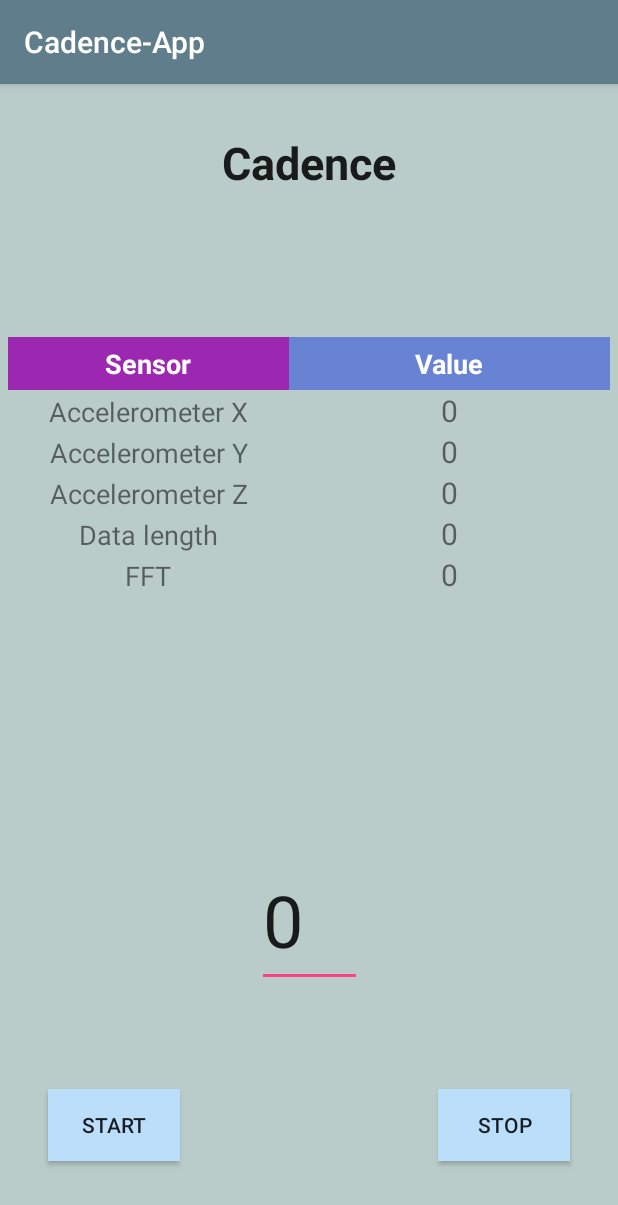
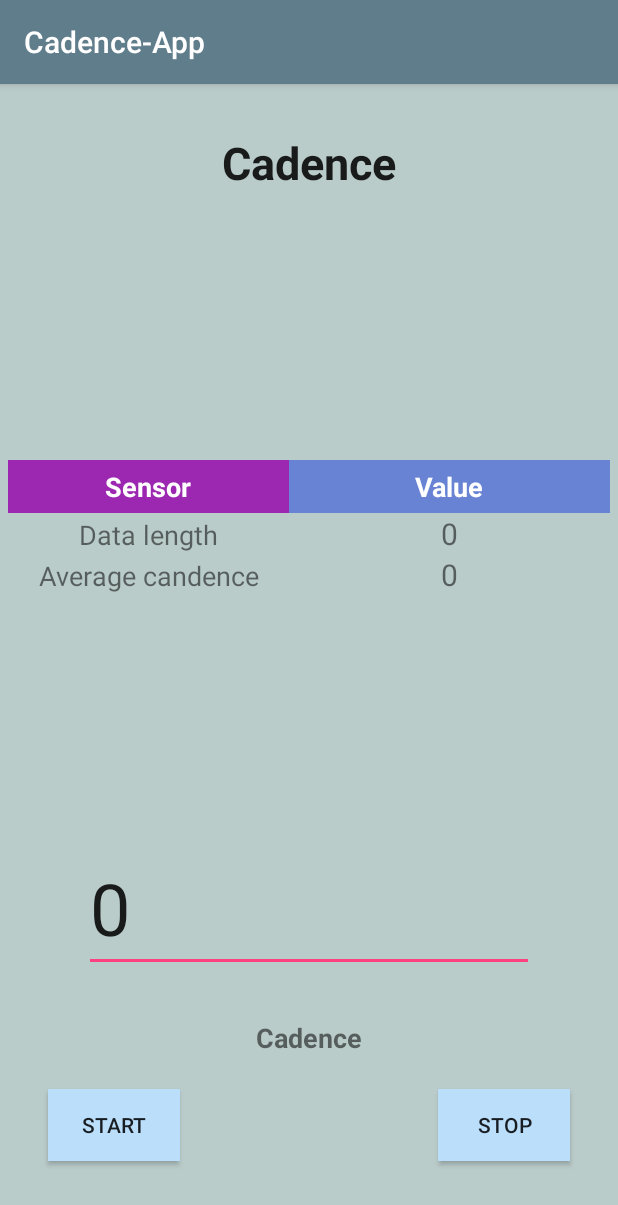
Before and after one commit to MikolajDuda/cadence-app, an Android app: the screen it shows after launch (MainActivity), on a phone screen of 412 x 824 dp. Shown: the top 1205 px of the screen. Run offline under Robolectric (Android 15) with nearby library versions, the phone set to English and light mode, and no system bars.

Commit message:
Adjust parameters to calculate proper values
Resize fft window, sampling rate etc.

```diff
--- a/app/src/main/res/layout/activity_main.xml
+++ b/app/src/main/res/layout/activity_main.xml
@@ -54,75 +54,6 @@
                 android:layout_height="wrap_content"
                 android:layout_column="1"
                 android:gravity="center"
-                android:text="Accelerometer X"
-                android:textSize="18sp" />
-
-            <TextView
-                android:id="@+id/acc_X"
-                android:layout_width="wrap_content"
-                android:layout_height="wrap_content"
-                android:layout_column="2"
-                android:gravity="center"
-                android:text="0"
-                android:textAlignment="center"
-                android:textSize="20sp" />
-        </TableRow>
-
-        <TableRow
-            android:layout_width="match_parent"
-            android:layout_height="match_parent">
-
-            <TextView
-                android:layout_width="100dp"
-                android:layout_height="wrap_content"
-                android:layout_column="1"
-                android:gravity="center"
-                android:text="Accelerometer Y"
-                android:textSize="18sp" />
-
-            <TextView
-                android:id="@+id/acc_Y"
-                android:layout_width="wrap_content"
-                android:layout_height="wrap_content"
-                android:layout_column="2"
-                android:text="0"
-                android:gravity="center"
-                android:textAlignment="center"
-                android:textSize="20sp" />
-        </TableRow>
-
-        <TableRow
-            android:layout_width="match_parent"
-            android:layout_height="match_parent">
-
-            <TextView
-                android:layout_width="100dp"
-                android:layout_height="wrap_content"
-                android:layout_column="1"
-                android:gravity="center"
-                android:text="Accelerometer Z"
-                android:textSize="18sp" />
-
-            <TextView
-                android:id="@+id/acc_Z"
-                android:layout_width="wrap_content"
-                android:layout_height="wrap_content"
-                android:layout_column="2"
-                android:text="0"
-                android:gravity="center"
-                android:textAlignment="center"
-                android:textSize="20sp" />
-        </TableRow>
-
-        <TableRow
-            android:layout_width="match_parent"
-            android:layout_height="match_parent">
-
-            <TextView
-                android:layout_width="100dp"
-                android:layout_height="wrap_content"
-                android:layout_column="1"
-                android:gravity="center"
                 android:text="Data length"
                 android:textSize="18sp" />
 
@@ -146,11 +77,11 @@
                 android:layout_height="wrap_content"
                 android:layout_column="1"
                 android:gravity="center"
-                android:text="FFT"
+                android:text="Average candence"
                 android:textSize="18sp" />
 
             <TextView
-                android:id="@+id/fft_value"
+                android:id="@+id/avg_cadency"
                 android:layout_width="wrap_content"
                 android:layout_height="wrap_content"
                 android:layout_column="2"
@@ -213,10 +144,10 @@
         app:layout_constraintTop_toTopOf="parent" />
 
     <EditText
-        android:id="@+id/cadenceValue"
+        android:id="@+id/cadence_value"
         style="@style/Widget.AppCompat.AutoCompleteTextView"
-        android:layout_width="70dp"
-        android:layout_height="89dp"
+        android:layout_width="300dp"
+        android:layout_height="70dp"
         android:ems="10"
         android:gravity="center"
         android:inputType="number"
@@ -229,5 +160,19 @@
         app:layout_constraintStart_toStartOf="parent"
         app:layout_constraintTop_toBottomOf="@+id/tableLayout" />
 
+    <TextView
+        android:layout_width="141dp"
+        android:layout_height="32dp"
+        android:layout_column="1"
+        android:layout_marginBottom="116dp"
+        android:gravity="center"
+        android:text="Cadence"
+        android:textSize="18sp"
+        android:textStyle="bold"
+        app:layout_constraintBottom_toBottomOf="parent"
+        app:layout_constraintEnd_toEndOf="parent"
+        app:layout_constraintStart_toStartOf="parent"
+        app:layout_constraintTop_toBottomOf="@+id/cadenceValue" />
+
 
 </androidx.constraintlayout.widget.ConstraintLayout>
```
Also changed, not shown: app/src/main/java/com/mobileapps/cadence_app/MainActivity.kt (+50 -26 lines).
